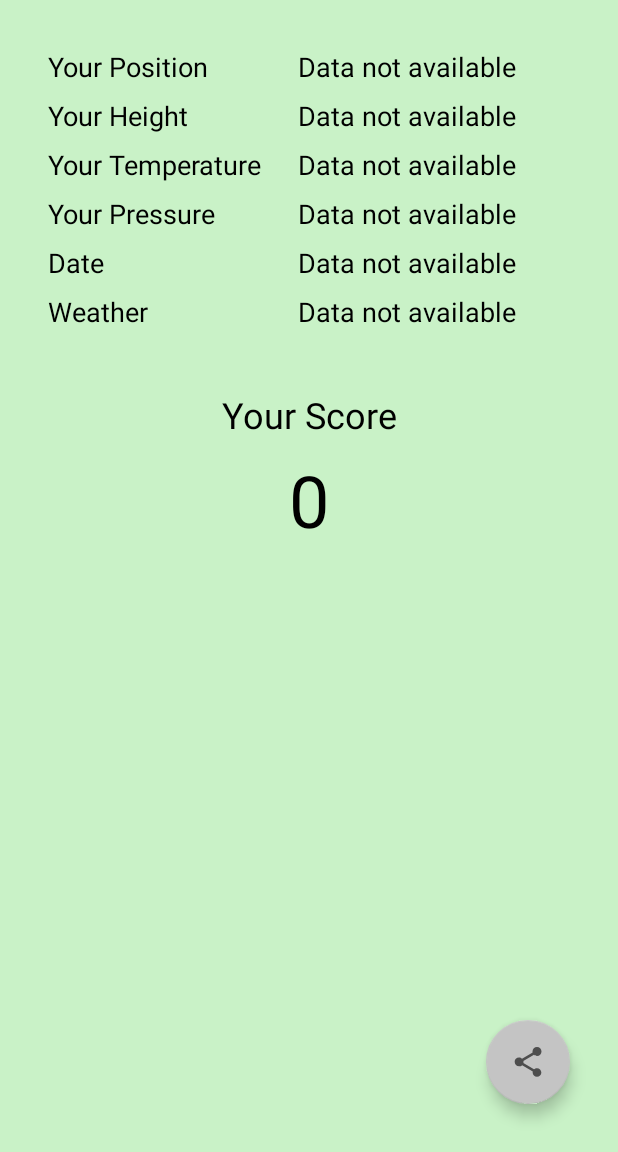
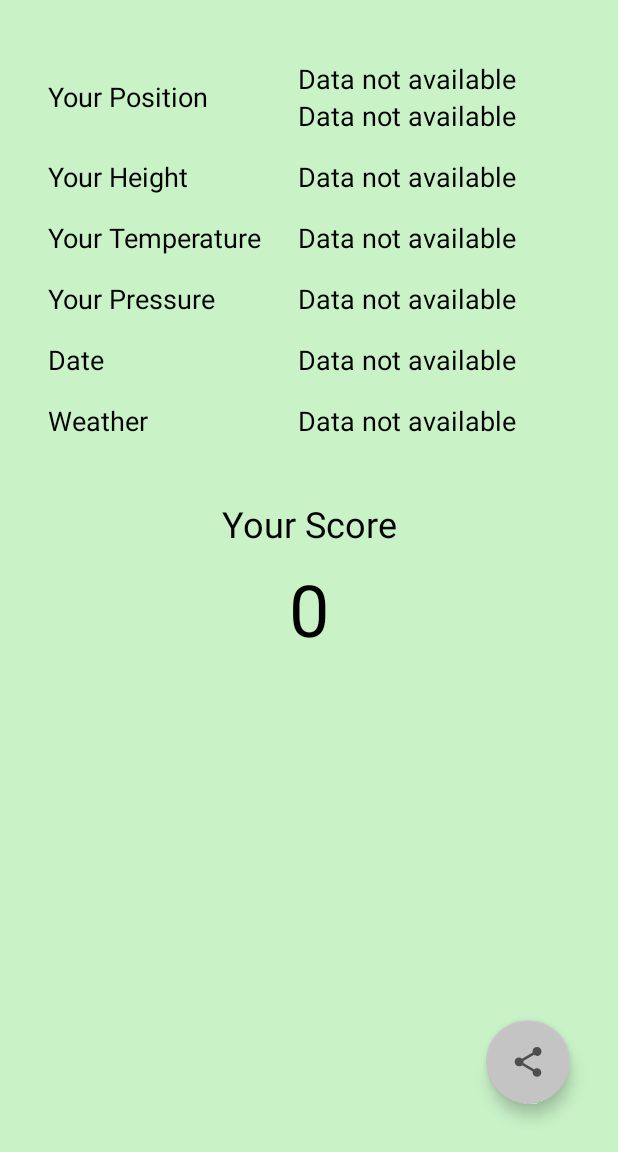
Before and after one commit to SirSoySauce/peakality, an Android app: the ScoreActivity screen opened directly, with no data from a screen before it, on a phone screen of 412 x 824 dp, the part 84-1236 px from its top. Run offline under Robolectric (Android 15) with nearby library versions, the phone set to English and light mode, and no system bars.

Commit message:
Updated layout of values

```diff
--- a/app/src/main/java/ch/zli/peakality/ScoreActivity.java
+++ b/app/src/main/java/ch/zli/peakality/ScoreActivity.java
@@ -3,8 +3,8 @@ package ch.zli.peakality;
 import android.app.Activity;
 import android.content.Intent;
 import android.os.Bundle;
-import android.text.Html;
 import android.view.View;
+import android.widget.TextView;
 
 import ch.zli.peakality.database.entity.Score;
 
@@ -17,6 +17,18 @@ public class ScoreActivity extends Activity {
     public static final String SCORE_EXTRA_NAME = "score_extra";
 
     FloatingActionButton shareScoreButton;
+
+    TextView positionView;
+
+    TextView temperatureView;
+
+    TextView pressureView;
+
+    TextView altitudeView;
+
+    TextView dateView;
+
+    TextView weatherView;
 
     @Override
     protected void onCreate(Bundle savedInstanceState) {
@@ -32,9 +44,13 @@ public class ScoreActivity extends Activity {
                 Intent sharingIntent = new Intent(Intent.ACTION_SEND);
                 sharingIntent.setType("text/plain");
                 // @TODO: Set actual score.
-                sharingIntent.putExtra(android.content.Intent.EXTRA_TEXT, "My score is: PLACE_HOLDER_SCORE");
+                sharingIntent.putExtra(android.content.Intent.EXTRA_TEXT, "My score is: " + score.getAirPressure());
                 startActivity(Intent.createChooser(sharingIntent, "Share using"));
             }
         });
     }
+
+    private void updateMeasuredValues(Score score) {
+
+    }
 }
--- a/app/src/main/res/layout/activity_score.xml
+++ b/app/src/main/res/layout/activity_score.xml
@@ -33,11 +33,14 @@
         <TableRow
             android:layout_width="match_parent"
             android:layout_height="match_parent"
+            android:paddingTop="@dimen/table_row_spacing"
             android:paddingBottom="@dimen/table_row_spacing">
 
             <TextView
                 android:id="@+id/tvPositionLabel"
                 android:layout_width="wrap_content"
+                android:orientation="vertical"
+                android:layout_gravity="center_vertical"
                 android:layout_height="wrap_content"
                 android:paddingStart="0dp"
                 android:paddingEnd="@dimen/larger_padding"
@@ -45,25 +48,43 @@
                 android:textColor="@color/primaryFontColor"
                 android:textSize="@dimen/main_font_size" />
 
-            <TextView
-                android:id="@+id/tvPositionValue"
+            <LinearLayout
                 android:layout_width="wrap_content"
-                android:text="@string/data_not_available"
                 android:layout_height="wrap_content"
-                android:textColor="@color/primaryFontColor"
-                android:textSize="@dimen/main_font_size" />
+                android:orientation="vertical">
+
+                <TextView
+                    android:id="@+id/tvLongitudeValue"
+                    android:layout_width="wrap_content"
+                    android:layout_height="wrap_content"
+                    android:text="@string/data_not_available"
+                    android:textColor="@color/primaryFontColor"
+                    android:textSize="@dimen/main_font_size" />
+
+                <TextView
+                    android:id="@+id/tvLatitudeValue"
+                    android:layout_width="wrap_content"
+                    android:layout_height="wrap_content"
+                    android:text="@string/data_not_available"
+                    android:textColor="@color/primaryFontColor"
+                    android:textSize="@dimen/main_font_size" />
+                    android:text="das" />
+            </LinearLayout>
 
         </TableRow>
 
         <TableRow
             android:layout_width="match_parent"
             android:layout_height="match_parent"
+            android:paddingTop="@dimen/table_row_spacing"
             android:paddingBottom="@dimen/table_row_spacing">
 
             <TextView
                 android:id="@+id/tvHeightLabel"
                 android:layout_width="wrap_content"
                 android:layout_height="wrap_content"
+                android:orientation="vertical"
+                android:layout_gravity="center_vertical"
                 android:paddingStart="0dp"
                 android:paddingEnd="@dimen/larger_padding"
                 android:text="@string/altitude_label"
@@ -83,12 +104,15 @@
         <TableRow
             android:layout_width="match_parent"
             android:layout_height="match_parent"
+            android:paddingTop="@dimen/table_row_spacing"
             android:paddingBottom="@dimen/table_row_spacing">
 
             <TextView
                 android:id="@+id/tvTemperatureLabel"
                 android:layout_width="wrap_content"
                 android:layout_height="wrap_content"
+                android:orientation="vertical"
+                android:layout_gravity="center_vertical"
                 android:paddingStart="0dp"
                 android:paddingEnd="@dimen/larger_padding"
                 android:text="@string/temperature_label"
@@ -108,10 +132,13 @@
         <TableRow
             android:layout_width="match_parent"
             android:layout_height="match_parent"
+            android:paddingTop="@dimen/table_row_spacing"
             android:paddingBottom="@dimen/table_row_spacing">
 
             <TextView
                 android:id="@+id/tvPressureLabel"
+                android:orientation="vertical"
+                android:layout_gravity="center_vertical"
                 android:layout_width="wrap_content"
                 android:layout_height="wrap_content"
                 android:paddingStart="0dp"
@@ -133,6 +160,7 @@
         <TableRow
             android:layout_width="match_parent"
             android:layout_height="match_parent"
+            android:paddingTop="@dimen/table_row_spacing"
             android:paddingBottom="@dimen/table_row_spacing">
 
             <TextView
@@ -140,6 +168,8 @@
                 android:layout_width="wrap_content"
                 android:layout_height="wrap_content"
                 android:paddingStart="0dp"
+                android:orientation="vertical"
+                android:layout_gravity="center_vertical"
                 android:paddingEnd="@dimen/larger_padding"
                 android:text="@string/date_label"
                 android:textColor="@color/primaryFontColor"
@@ -158,6 +188,7 @@
         <TableRow
             android:layout_width="match_parent"
             android:layout_height="match_parent"
+            android:paddingTop="@dimen/table_row_spacing"
             android:paddingBottom="@dimen/table_row_spacing">
 
             <TextView
@@ -165,6 +196,8 @@
                 android:layout_width="wrap_content"
                 android:layout_height="wrap_content"
                 android:paddingStart="0dp"
+                android:orientation="vertical"
+                android:layout_gravity="center_vertical"
                 android:paddingEnd="@dimen/larger_padding"
                 android:text="@string/weather_label"
                 android:textColor="@color/primaryFontColor"
```
